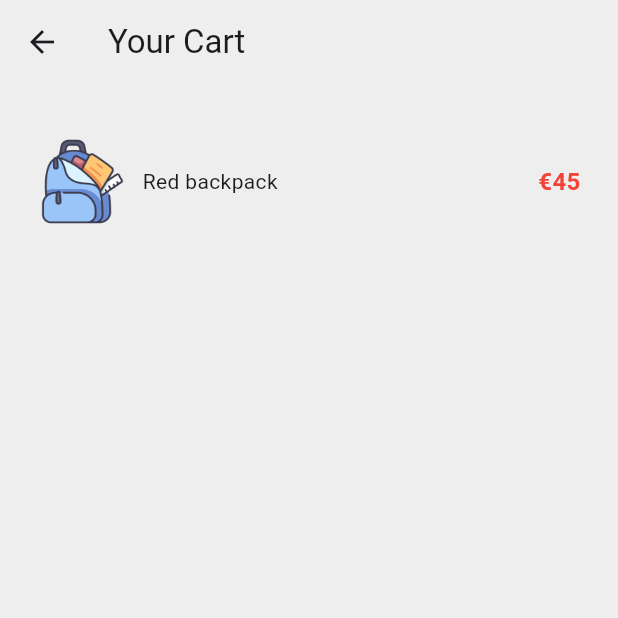
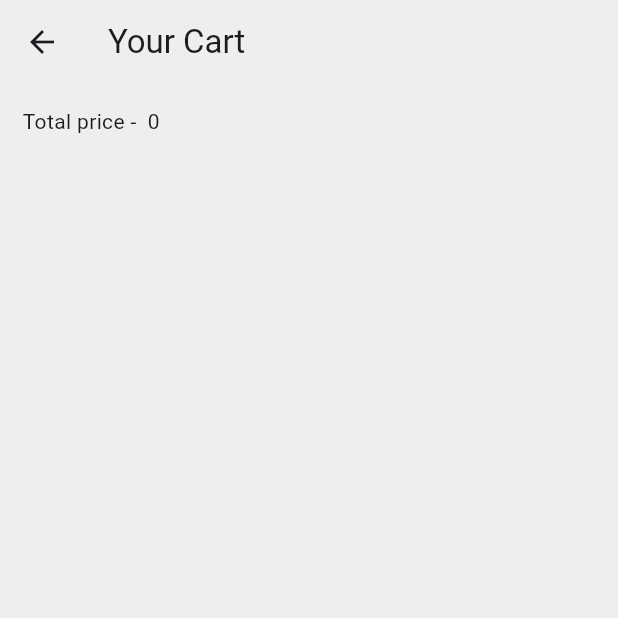
Before and after one commit to AbirHasanShuvo/riverpod, a Flutter app: the screen it shows after launch, scrolled down 36 dp, after a tap on the "shopping bag" icon, on a phone screen of 412 x 824 dp, the top half of it. Run offline on Flutter 3.47's test engine with Material 3 defaults, Android fonts, the phone set to English and light mode, and no system bars; our stand-ins replace flutter_riverpod, riverpod_annotation; generated files the repository leaves out were written again.

```diff
--- a/lib/providers/cart_provider.dart
+++ b/lib/providers/cart_provider.dart
@@ -1,22 +1,16 @@
 import 'package:flutter_riverpod/flutter_riverpod.dart';
-
+import 'package:riverpod_annotation/riverpod_annotation.dart';
 import '../model/product.dart';
 
-final cartNotifierProvider = NotifierProvider<CartNotifier, Set<Product>>(() {
-  return CartNotifier();
-});
+part 'cart_provider.g.dart';
 
-class CartNotifier extends Notifier<Set<Product>> {
+
+
+@riverpod
+class CartNotifier extends _$CartNotifier {
   @override
   Set<Product> build() {
-    return const {
-      Product(
-        id: '4',
-        title: 'Red backpack',
-        price: 45,
-        image: 'assets/icons/backpack.png',
-      ),
-    };
+    return const {};
   }
 
   //method to add product to cart
@@ -33,3 +27,22 @@ class CartNotifier extends Notifier<Set<Product>> {
     }
   }
 }
+
+//this is the manual creation
+//the automatic is on the created class
+
+// final cartNotifierProvider = NotifierProvider<CartNotifier, Set<Product>>(() {
+//   return CartNotifier();
+// });
+
+
+@riverpod
+int cartTotal(ref){
+  final cartProducts = ref.watch(cartNotifierProvider);
+  int total = 0;
+  for (Product product in cartProducts) {
+    total += product.price;
+  }
+
+  return total;
+}
--- a/lib/screens/cart/cart_screen.dart
+++ b/lib/screens/cart/cart_screen.dart
@@ -17,6 +17,7 @@ class _CartScreenState extends ConsumerState<CartScreen> {
   Widget build(BuildContext context) {
     //here no need for the ref variable like the stateless widget we have used before
     final cartProducts = ref.watch(cartNotifierProvider);
+    final total = ref.watch(cartTotalProvider);
     //the product from the provider caming here
     return Scaffold(
       backgroundColor: Colors.grey.shade200,
@@ -27,6 +28,8 @@ class _CartScreenState extends ConsumerState<CartScreen> {
       body: Padding(
         padding: const EdgeInsets.all(15),
         child: Column(
+          children: [
+            Column(
               children:
                   cartProducts.map((product) {
                     return Container(
@@ -52,6 +55,10 @@ class _CartScreenState extends ConsumerState<CartScreen> {
                     );
                   }).toList(),
             ),
+
+            Text('Total price -  $total')
+          ],
+        ),
       ),
     );
   }
```
Also changed, not shown: lib/providers/cart_provider.g.dart (added). Lines whose indentation alone changed are shown as unchanged.
